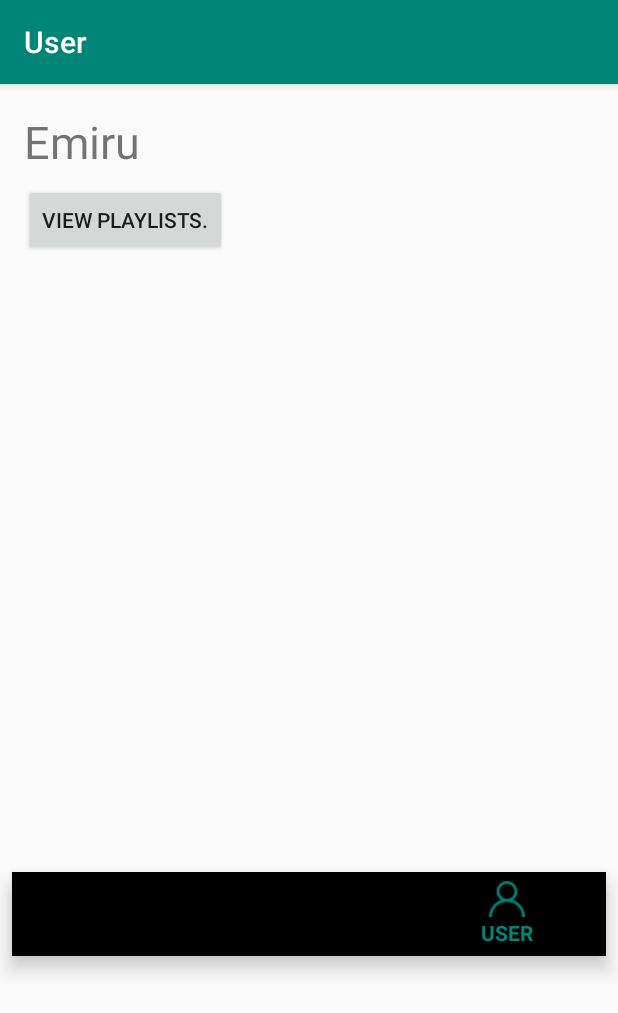
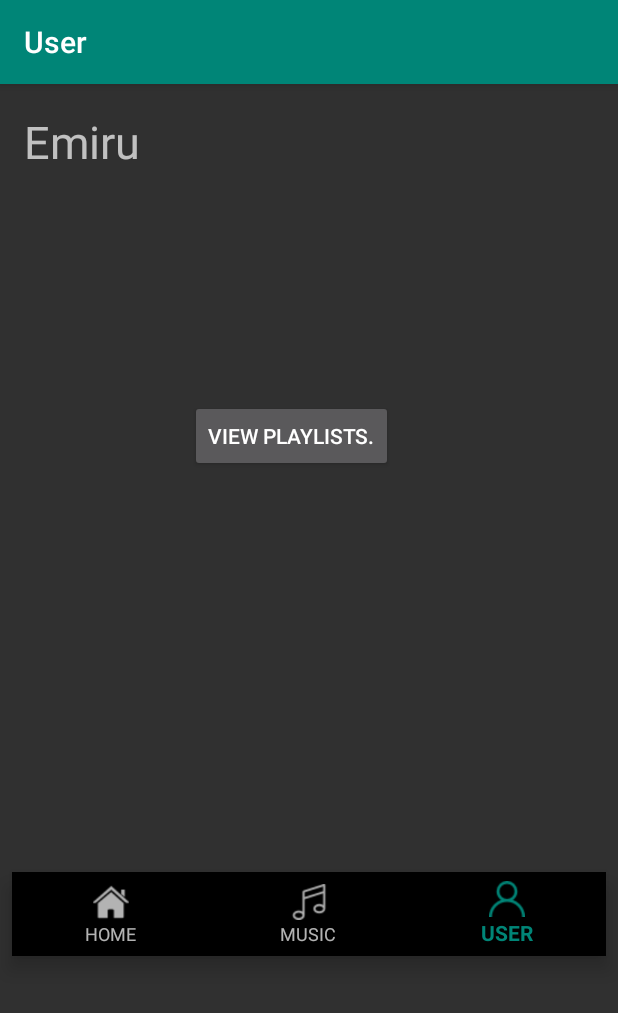
Before and after one commit to Bowdown4488/Alarm-App, an Android app: the HomeFragment screen opened directly, with no data from a screen before it, item 3 of the bottom bar chosen, on a phone screen of 412 x 824 dp. Shown: the top 1013 px of the screen. Run offline under Robolectric (Android 15) with nearby library versions, the phone set to English and light mode, and no system bars.

Commit message:
UI updates dark theme

```diff
--- a/app/src/main/res/layout/fragment_home.xml
+++ b/app/src/main/res/layout/fragment_home.xml
@@ -31,9 +31,10 @@
         android:scaleType="center"
         android:scaleX="1.5"
         android:scaleY="1.5"
-        app:backgroundTint="@android:color/background_light"
+        app:backgroundTint="@android:color/transparent"
         app:layout_constraintBottom_toBottomOf="parent"
         app:layout_constraintEnd_toEndOf="parent"
+        app:rippleColor="@android:color/transparent"
         app:srcCompat="@drawable/add" />
 
 
--- a/app/src/main/res/layout/fragment_user.xml
+++ b/app/src/main/res/layout/fragment_user.xml
@@ -21,9 +21,12 @@
         android:id="@+id/viewPlaybtn"
         android:layout_width="wrap_content"
         android:layout_height="wrap_content"
-        android:layout_marginStart="16dp"
-        android:layout_marginTop="8dp"
+        android:layout_marginStart="112dp"
+        android:layout_marginTop="152dp"
+        android:layout_marginEnd="8dp"
         android:text="VIEW PLAYLISTS."
+        app:layout_constraintEnd_toEndOf="parent"
+        app:layout_constraintHorizontal_bias="0.094"
         app:layout_constraintStart_toStartOf="parent"
         app:layout_constraintTop_toBottomOf="@+id/userName" />
 </android.support.constraint.ConstraintLayout>
--- a/app/src/main/res/values/colors.xml
+++ b/app/src/main/res/values/colors.xml
@@ -1,6 +1,6 @@
 <?xml version="1.0" encoding="utf-8"?>
 <resources>
     <color name="colorPrimary">#008577</color>
-    <color name="colorPrimaryDark">#00574B</color>
-    <color name="colorAccent">#D81B60</color>
+    <color name="colorPrimaryDark">#00574b</color>
+    <color name="colorAccent">#d81b60</color>
 </resources>
--- a/app/src/main/res/values/styles.xml
+++ b/app/src/main/res/values/styles.xml
@@ -1,7 +1,7 @@
 <resources>
 
     <!-- Base application theme. -->
-    <style name="AppTheme" parent="Base.Theme.AppCompat.Light.DarkActionBar">
+    <style name="AppTheme" parent="Base.Theme.AppCompat">
         <!-- Customize your theme here. -->
         <item name="colorPrimary">@color/colorPrimary</item>
         <item name="colorPrimaryDark">@color/colorPrimaryDark</item>
```
Also changed, not shown: app/src/main/res/layout/fragment_userplaylist.xml (+10 -3 lines), app/src/main/res/layout/music_recycler_row.xml (+6 -4 lines), app/src/main/res/drawable/add.png, app/src/main/res/drawable/download.png, app/src/main/res/drawable/play.png.
